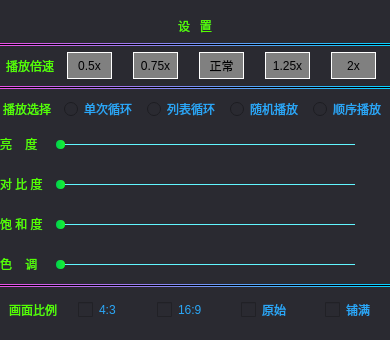
Before: the Qt Designer form VideoPlayer/videomodels/AdjustBright.ui in huizhang556/pc-video-player, drawn with Qt 5.
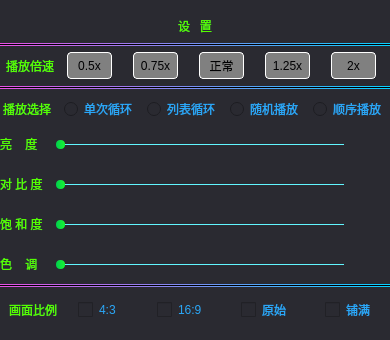
After: the same form once the commit is applied. Icons and pictures are not drawn.

```diff
--- a/VideoPlayer/videomodels/AdjustBright.ui
+++ b/VideoPlayer/videomodels/AdjustBright.ui
@@ -145,9 +145,10 @@
             <property name="styleSheet">
              <string notr="true"> QPushButton
 {
-	border:1px solid white;
-    background-color:gray;
-    color: rgb(0, 0, 2);
+border:1px solid white;
+background-color:gray;
+color: rgb(0, 0, 2);
+border-radius: 4px;
 }
  QPushButton:hover 
 {
@@ -158,9 +159,9 @@
 /*checked设置为checkable为true生效*/
 QPushButton:checked 
 {
-    border:2px solid #f85a37;
-    background-color:rgb(14, 170, 79);
-    color: rgb(255, 255, 0);
+border:2px solid #f85a37;
+background-color:rgb(14, 170, 79);
+color: rgb(255, 255, 0);
 }
  
  </string>
@@ -203,9 +204,10 @@
             <property name="styleSheet">
              <string notr="true"> QPushButton
 {
-	border:1px solid white;
-    background-color:gray;
-    color: rgb(0, 0, 2);
+border:1px solid white;
+background-color:gray;
+color: rgb(0, 0, 2);
+border-radius: 4px;
 }
  QPushButton:hover 
 {
@@ -216,9 +218,9 @@
 /*checked设置为checkable为true生效*/
 QPushButton:checked 
 {
-    border:2px solid #f85a37;
-    background-color:rgb(14, 170, 79);
-    color: rgb(255, 255, 0);
+border:2px solid #f85a37;
+background-color:rgb(14, 170, 79);
+color: rgb(255, 255, 0);
 }
  
  </string>
@@ -261,9 +263,10 @@
             <property name="styleSheet">
              <string notr="true"> QPushButton
 {
-	border:1px solid white;
-    background-color:gray;
-    color: rgb(0, 0, 2);
+border:1px solid white;
+background-color:gray;
+color: rgb(0, 0, 2);
+border-radius: 4px;
 }
  QPushButton:hover 
 {
@@ -274,9 +277,9 @@
 /*checked设置为checkable为true生效*/
 QPushButton:checked 
 {
-    border:2px solid #f85a37;
-    background-color:rgb(14, 170, 79);
-    color: rgb(255, 255, 0);
+border:2px solid #f85a37;
+background-color:rgb(14, 170, 79);
+color: rgb(255, 255, 0);
 }
  
  </string>
@@ -319,9 +322,10 @@
             <property name="styleSheet">
              <string notr="true"> QPushButton
 {
-	border:1px solid white;
-    background-color:gray;
-    color: rgb(0, 0, 2);
+border:1px solid white;
+background-color:gray;
+color: rgb(0, 0, 2);
+border-radius: 4px;
 }
  QPushButton:hover 
 {
@@ -332,9 +336,9 @@
 /*checked设置为checkable为true生效*/
 QPushButton:checked 
 {
-    border:2px solid #f85a37;
-    background-color:rgb(14, 170, 79);
-    color: rgb(255, 255, 0);
+border:2px solid #f85a37;
+background-color:rgb(14, 170, 79);
+color: rgb(255, 255, 0);
 }
  
  </string>
@@ -377,9 +381,10 @@
             <property name="styleSheet">
              <string notr="true"> QPushButton
 {
-	border:1px solid white;
-    background-color:gray;
-    color: rgb(0, 0, 2);
+border:1px solid white;
+background-color:gray;
+color: rgb(0, 0, 2);
+border-radius: 4px;
 }
  QPushButton:hover 
 {
@@ -390,9 +395,9 @@
 /*checked设置为checkable为true生效*/
 QPushButton:checked 
 {
-    border:2px solid #f85a37;
-    background-color:rgb(14, 170, 79);
-    color: rgb(255, 255, 0);
+border:2px solid #f85a37;
+background-color:rgb(14, 170, 79);
+color: rgb(255, 255, 0);
 }
  
  </string>
@@ -808,7 +813,13 @@
            <widget class="QLabel" name="label_baohedu">
             <property name="minimumSize">
              <size>
-              <width>35</width>
+              <width>46</width>
+              <height>20</height>
+             </size>
+            </property>
+            <property name="maximumSize">
+             <size>
+              <width>46</width>
               <height>20</height>
              </size>
             </property>
@@ -936,7 +947,13 @@
            <widget class="QLabel" name="label_duibidu">
             <property name="minimumSize">
              <size>
-              <width>35</width>
+              <width>46</width>
+              <height>20</height>
+             </size>
+            </property>
+            <property name="maximumSize">
+             <size>
+              <width>46</width>
               <height>20</height>
              </size>
             </property>
@@ -960,7 +977,13 @@
            <widget class="QLabel" name="label_liangdu">
             <property name="minimumSize">
              <size>
-              <width>35</width>
+              <width>46</width>
+              <height>20</height>
+             </size>
+            </property>
+            <property name="maximumSize">
+             <size>
+              <width>46</width>
               <height>20</height>
              </size>
             </property>
@@ -1065,7 +1088,13 @@
            <widget class="QLabel" name="label_sediao">
             <property name="minimumSize">
              <size>
-              <width>35</width>
+              <width>46</width>
+              <height>20</height>
+             </size>
+            </property>
+            <property name="maximumSize">
+             <size>
+              <width>46</width>
               <height>20</height>
              </size>
             </property>
```
Left out of the diff: 20 changed lines with no effect on the pictures.
